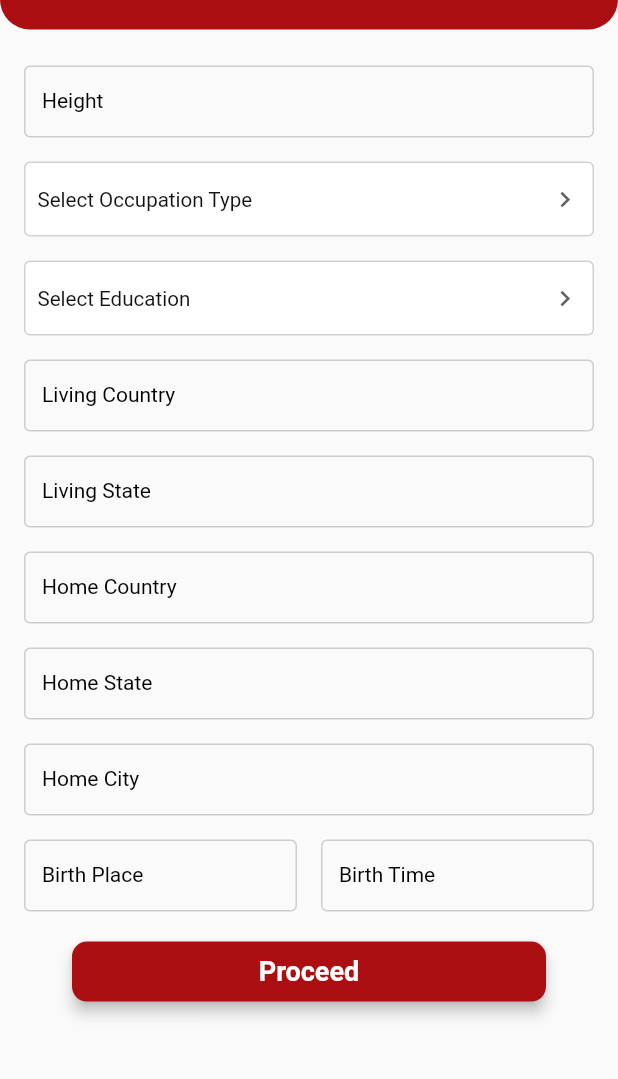
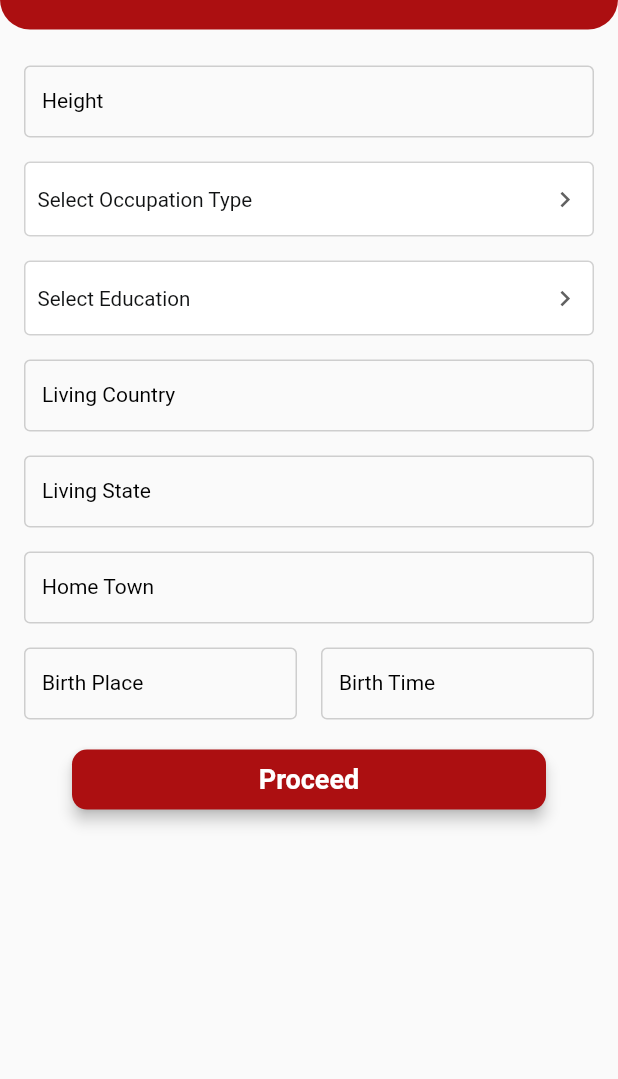
Before and after one commit to himachalirishta/himachali_rishta_mobile, a Flutter app: the SubmitInformationPage2 screen opened directly, on a phone screen of 412 x 824 dp, the part 94-1173 px from its top. Run offline on Flutter 3.47's test engine with Material 2 defaults, Android fonts, the light colour scheme and no system bars; our stand-ins replace carousel_slider, country_picker, firebase_auth, firebase_core, get, image_cropper and 4 more; accounts and stored records are empty; statements that could not run were skipped.

Commit message:
Home Town added. else removed

```diff
--- a/lib/features/authentication/login/ui/SubmitInformationPage2.dart
+++ b/lib/features/authentication/login/ui/SubmitInformationPage2.dart
@@ -322,89 +322,7 @@ class SubmitInformationPage2 extends StatelessWidget {
             borderRadius: BorderRadius.circular(4.0),
             borderSide: const BorderSide(color: Color(0x55757575), width: 1),
           ),
-          labelText: "Home Country",
-          labelStyle: const TextStyle(
-            fontWeight: FontWeight.w400,
-            fontStyle: FontStyle.normal,
-            fontSize: 14,
-            color: Color(0xff000000),
-          ),
-          filled: false,
-          fillColor: const Color(0xfff2f2f3),
-          isDense: false,
-          contentPadding: const EdgeInsets.fromLTRB(12, 8, 12, 8),
-        ),
-      ),
-      const SizedBox(
-        height: 16,
-        width: 16,
-      ),
-      TextFormField(
-        controller: getController.homeTownStateController,
-        obscureText: false,
-        textAlign: TextAlign.start,
-        maxLines: 1,
-        style: const TextStyle(
-          fontWeight: FontWeight.w500,
-          fontStyle: FontStyle.normal,
-          fontSize: 14,
-          color: Color(0xff000000),
-        ),
-        decoration: InputDecoration(
-          disabledBorder: OutlineInputBorder(
-            borderRadius: BorderRadius.circular(4.0),
-            borderSide: const BorderSide(color: Color(0x55757575), width: 1),
-          ),
-          focusedBorder: OutlineInputBorder(
-            borderRadius: BorderRadius.circular(4.0),
-            borderSide: const BorderSide(color: Color(0x55757575), width: 1),
-          ),
-          enabledBorder: OutlineInputBorder(
-            borderRadius: BorderRadius.circular(4.0),
-            borderSide: const BorderSide(color: Color(0x55757575), width: 1),
-          ),
-          labelText: "Home State",
-          labelStyle: const TextStyle(
-            fontWeight: FontWeight.w400,
-            fontStyle: FontStyle.normal,
-            fontSize: 14,
-            color: Color(0xff000000),
-          ),
-          filled: false,
-          fillColor: const Color(0xfff2f2f3),
-          isDense: false,
-          contentPadding: const EdgeInsets.fromLTRB(12, 8, 12, 8),
-        ),
-      ),
-      const SizedBox(
-        height: 16,
-        width: 16,
-      ),
-      TextFormField(
-        controller: getController.homeTownCityController,
-        obscureText: false,
-        textAlign: TextAlign.start,
-        maxLines: 1,
-        style: const TextStyle(
-          fontWeight: FontWeight.w500,
-          fontStyle: FontStyle.normal,
-          fontSize: 14,
-          color: Color(0xff000000),
-        ),
-        decoration: InputDecoration(
-          disabledBorder: OutlineInputBorder(
-            borderRadius: BorderRadius.circular(4.0),
-            borderSide: const BorderSide(color: Color(0x55757575), width: 1),
-          ),
-          focusedBorder: OutlineInputBorder(
-            borderRadius: BorderRadius.circular(4.0),
-            borderSide: const BorderSide(color: Color(0x55757575), width: 1),
-          ),
-          enabledBorder: OutlineInputBorder(
-            borderRadius: BorderRadius.circular(4.0),
-            borderSide: const BorderSide(color: Color(0x55757575), width: 1),
-          ),
-          labelText: "Home City",
+          labelText: "Home Town",
           labelStyle: const TextStyle(
             fontWeight: FontWeight.w400,
             fontStyle: FontStyle.normal,
```
